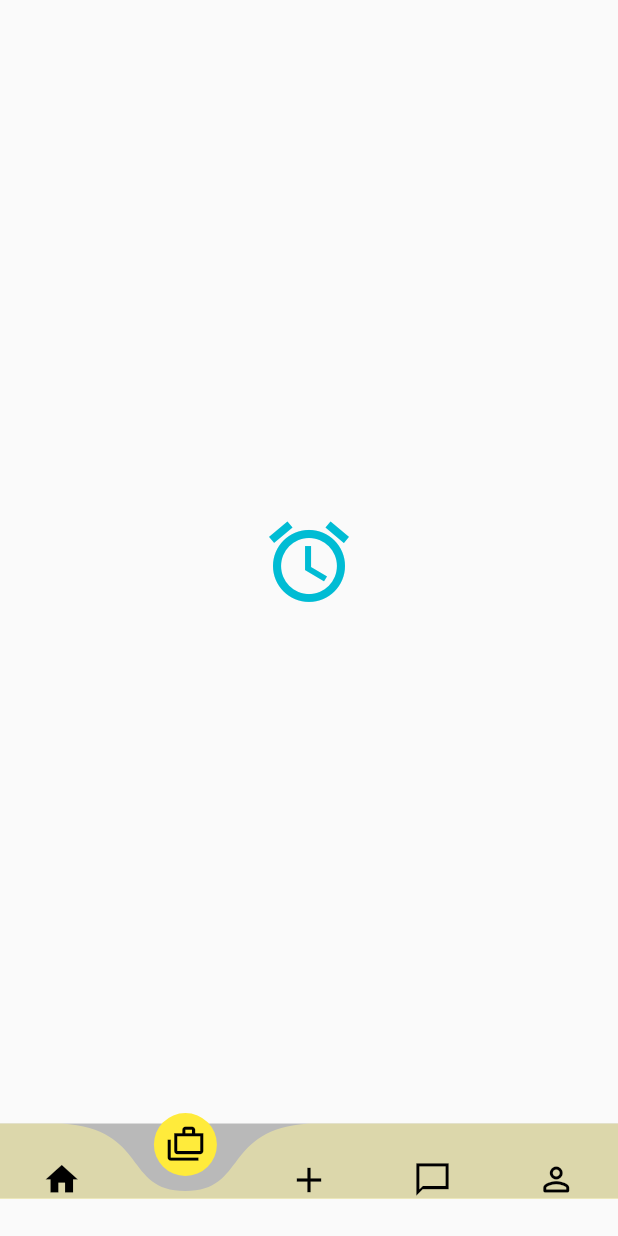
After one commit to kayeungadrian-tam/The-Banana-Room, a Flutter app: the UserHome screen opened directly, item 2 of the bottom bar chosen, on a phone screen of 412 x 824 dp. The commit adds this screen. Run offline on Flutter 3.47's test engine with Material 2 defaults, Android fonts, the phone set to English and light mode, and no system bars; drawn by our look-alikes of curved_navigation_bar; our stand-ins replace cloud_firestore, firebase_auth, firebase_core, google_fonts, image_picker, lottie and 2 more; accounts and stored records are empty; network calls fail.

Commit message:
🚀 add: nav bar

```diff
--- /dev/null
+++ b/the_app/lib/Home.dart
@@ -0,0 +1,185 @@
+import 'package:flutter/material.dart';
+import 'package:lottie/lottie.dart';
+import 'package:the_app/screens/icon_page.dart';
+import 'package:the_app/src/core/constants/lotties.dart';
+import 'package:curved_navigation_bar/curved_navigation_bar.dart';
+import 'package:the_app/sandbox/puzzle_page.dart';
+
+class UserHome extends StatefulWidget {
+  const UserHome({Key? key}) : super(key: key);
+
+  @override
+  State<StatefulWidget> createState() => _UserHomeState();
+}
+
+class _UserHomeState extends State<UserHome> with TickerProviderStateMixin {
+  int _selectedIndex = 0;
+  int previousIndex = 0;
+
+  // int _currentTabIndex = 0;
+
+  late AnimationController idleAnimation;
+  late AnimationController onSelectedAnimation;
+  late AnimationController onChangedAnimation;
+
+  void _onItemTapped(int index) {
+    setState(() {
+      _selectedIndex = index;
+      // _currentTabIndex = index;
+      onSelectedAnimation.reset();
+      onSelectedAnimation.forward();
+      onChangedAnimation.value = 1;
+      onChangedAnimation.reverse();
+      setState(() {
+        previousIndex = _selectedIndex;
+        _selectedIndex = index;
+      });
+    });
+  }
+
+  Duration animationDuration = const Duration(seconds: 2);
+
+  @override
+  void initState() {
+    super.initState();
+
+    idleAnimation = AnimationController(vsync: this);
+    onSelectedAnimation =
+        AnimationController(vsync: this, duration: animationDuration);
+    onChangedAnimation =
+        AnimationController(vsync: this, duration: animationDuration);
+  }
+
+  @override
+  void dispose() {
+    super.dispose();
+    idleAnimation.dispose();
+    onSelectedAnimation.dispose();
+    onChangedAnimation.dispose();
+  }
+
+  @override
+  Widget build(BuildContext context) {
+    final _kTabPages = <Widget>[
+      // const Center(child: Icon(Icons.cloud, size: 64.0, color: Colors.teal)),
+      PuzzlePage(),
+      const Center(child: Icon(Icons.alarm, size: 64.0, color: Colors.cyan)),
+      // const Center(child: Icon(Icons.alarm, size: 64.0, color: Colors.yellow)),
+      AppPage(),
+      const Center(child: Icon(Icons.alarm, size: 64.0, color: Colors.red)),
+      const Center(child: Icon(Icons.forum, size: 64.0, color: Colors.blue)),
+    ];
+    var _kBottmonNavBarItems = <BottomNavigationBarItem>[
+      BottomNavigationBarItem(
+        icon: Lottie.asset(bellNotification,
+            width: 60,
+            height: 60,
+            frameRate: FrameRate(60),
+            repeat: false,
+            controller: _selectedIndex == 0
+                ? onSelectedAnimation
+                : previousIndex == 0
+                    ? onChangedAnimation
+                    : idleAnimation),
+        label: '',
+      ),
+      BottomNavigationBarItem(
+        icon: Lottie.asset(rocket,
+            width: 60,
+            height: 60,
+            frameRate: FrameRate(60),
+            repeat: false,
+            controller: _selectedIndex == 1
+                ? onSelectedAnimation
+                : previousIndex == 1
+                    ? onChangedAnimation
+                    : idleAnimation),
+        label: '',
+      ),
+      BottomNavigationBarItem(
+        icon: Lottie.asset(likeNoBackground,
+            width: 60,
+            height: 60,
+            frameRate: FrameRate(60),
+            repeat: false,
+            controller: _selectedIndex == 2
+                ? onSelectedAnimation
+                : previousIndex == 2
+                    ? onChangedAnimation
+                    : idleAnimation),
+        label: '',
+      ),
+      BottomNavigationBarItem(
+        icon: Lottie.asset(likeNoBackground,
+            width: 60,
+            height: 60,
+            frameRate: FrameRate(60),
+            repeat: false,
+            controller: _selectedIndex == 2
+                ? onSelectedAnimation
+                : previousIndex == 2
+                    ? onChangedAnimation
+                    : idleAnimation),
+        label: '',
+      ),
+      BottomNavigationBarItem(
+        icon: Lottie.asset(likeNoBackground,
+            width: 60,
+            height: 60,
+            frameRate: FrameRate(60),
+            repeat: false,
+            controller: _selectedIndex == 2
+                ? onSelectedAnimation
+                : previousIndex == 2
+                    ? onChangedAnimation
+                    : idleAnimation),
+        label: '',
+      ),
+    ];
+    assert(_kTabPages.length == _kBottmonNavBarItems.length);
+    final bottomNavBar = BottomNavigationBar(
+        items: _kBottmonNavBarItems,
+        backgroundColor: const Color.fromARGB(220, 247, 232, 211),
+        currentIndex: _selectedIndex,
+        type: BottomNavigationBarType.fixed,
+        onTap: _onItemTapped);
+
+    return Scaffold(
+        // body: TabBarView(
+        //   controller: _tabController,
+        //   children: _kTabPages,
+        // ),
+        // bottomNavigationBar: Material(
+        //   color: Colors.amber[400],
+        //   child: TabBar(
+        //     tabs: _kTabs,
+        //     controller: _tabController,
+        //   ),
+        // ),
+        body: _kTabPages[_selectedIndex],
+        bottomNavigationBar: Padding(
+            padding: const EdgeInsets.only(bottom: 25.0),
+            child: CurvedNavigationBar(
+              color: Colors.yellow[200]!.withOpacity(0.5),
+              backgroundColor: Colors.grey.withOpacity(0.7),
+              buttonBackgroundColor: Colors.yellow,
+              height: 50,
+              items: <Widget>[
+                Icon(Icons.home, size: 26, color: Colors.black),
+                Icon(Icons.cases_outlined, size: 26, color: Colors.black),
+                Icon(Icons.add_outlined, size: 28, color: Colors.black),
+                Icon(Icons.chat_bubble_outline_sharp,
+                    size: 26, color: Colors.black),
+                Icon(Icons.person_outline_rounded,
+                    size: 26, color: Colors.black),
+              ],
+              animationDuration: Duration(microseconds: 200),
+              index: 2,
+              animationCurve: Curves.bounceInOut,
+              onTap: (int index) {
+                // debugPrint("Current Index is $index");
+                _onItemTapped(index);
+              },
+            )));
+  }
+}
--- a/the_app/lib/Index.dart
+++ b/the_app/lib/Index.dart
@@ -2,6 +2,7 @@ import 'package:flutter/material.dart';
 import 'package:flutter/services.dart';
 
 import 'package:google_fonts/google_fonts.dart';
+import 'package:the_app/Home.dart';
 import 'package:the_app/screens/button.dart';
 
 import 'package:firebase_auth/firebase_auth.dart';
@@ -139,29 +140,12 @@ class _NewLoginScreen extends State<NewLoginScreen> {
                                                 .signInWithEmailAndPassword(
                                                     email: email,
                                                     password: password);
-                                            // await Navigator.of(context).push(
-                                            //   MaterialPageRoute(
-                                            //       // builder: (contex) => HomeScreen(),
-                                            //       builder: ((context) =>
-                                            //           IndexPageState())),
-                                            // );
-
-                                            showDialog(
-                                              context: context,
-                                              builder: (ctx) => AlertDialog(
-                                                title: Text("Success!"),
-                                                content: Text('Welcome'),
-                                                actions: [
-                                                  TextButton(
-                                                    onPressed: () {
-                                                      Navigator.of(ctx).pop();
-                                                    },
-                                                    child: Text('Okay'),
-                                                  )
-                                                ],
-                                              ),
+                                            await Navigator.of(context).push(
+                                              MaterialPageRoute(
+                                                  // builder: (contex) => HomeScreen(),
+                                                  builder: ((context) =>
+                                                      UserHome())),
                                             );
-
                                             setState(() {
                                               isloading = false;
                                             });
--- a/the_app/lib/main.dart
+++ b/the_app/lib/main.dart
@@ -47,8 +47,8 @@ class MyApp extends StatelessWidget {
         // theme: _lightTheme,
         // home: const MyHomePage(title: 'The Banana Game'),
         // home: const IndexPageState(),
-        // home: LoginScreen(),
-        // home: const AppPage(),
-        home: NewLoginScreen());
+        // home: LoginScreen());
+    // home: const AppPage(),
+    home: NewLoginScreen());
   }
 }
--- a/the_app/lib/screens/icon_page.dart
+++ b/the_app/lib/screens/icon_page.dart
@@ -99,7 +99,7 @@ class _AppPageState extends State<AppPage> with TickerProviderStateMixin {
         // MyCard()
       ])),
       bottomNavigationBar: BottomNavigationBar(
-        backgroundColor: Colors.grey[200],
+        backgroundColor: Colors.grey.withOpacity(0.7),
         selectedItemColor: Colors.white,
         currentIndex: _selectedIndex,
         onTap: _onItemTapped,
--- a/the_app/lib/src/core/constants/lotties.dart
+++ b/the_app/lib/src/core/constants/lotties.dart
@@ -3,3 +3,5 @@ const bellNotification = 'assets/lotties/bell-notification.json';
 const bookmark = 'assets/lotties/bookmark.json';
 const likeNoBackground = 'assets/lotties/like-no-background.json';
 const rocket = 'assets/lotties/rocket.json';
+const profile = 'assets/lotties/profile.json';
+const home = 'assets/lotties/home.json';
--- a/the_app/pubspec.yaml
+++ b/the_app/pubspec.yaml
@@ -49,6 +49,8 @@ dependencies:
   lottie: ^1.3.0
   flutter_svg: ^1.0.3
   google_fonts: ^2.3.1
+  persistent_bottom_nav_bar: ^4.0.2
+  curved_navigation_bar: ^1.0.3
 
 dev_dependencies:
   flutter_test:
```
Also changed, not shown: the_app/assets/lotties/home.json (added, +1 -0 lines), the_app/assets/lotties/profile.json (added, +1 -0 lines).
